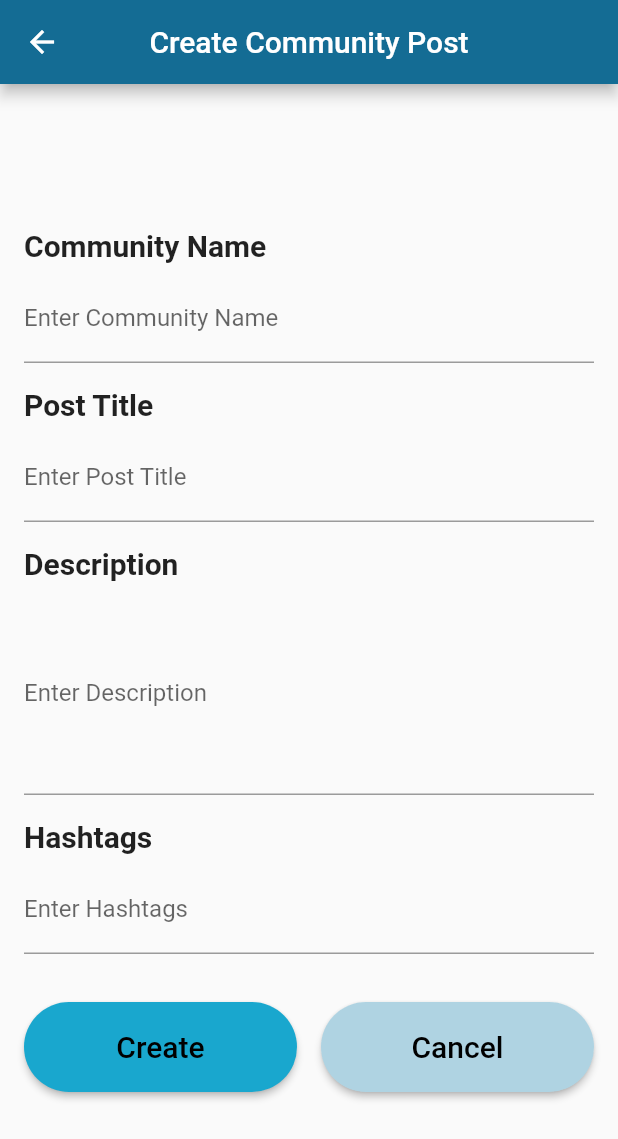
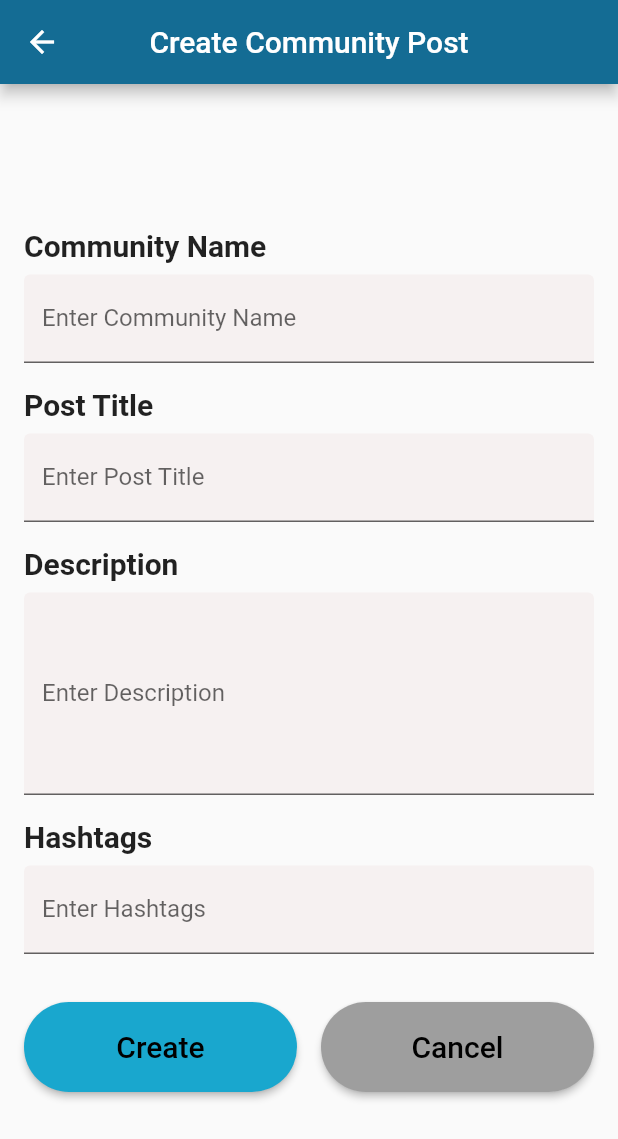
Before and after one commit to Harish3000/shades-app-flutter-project, a Flutter app: the CreatePostPage screen opened directly, on a phone screen of 412 x 824 dp. Shown: the top 1139 px of the screen. Run offline on Flutter 3.47's test engine with Material 2 defaults, Android fonts, the phone set to English and light mode, and no system bars; our stand-ins replace cloud_firestore, firebase_auth, firebase_core, flutter_rating_bar; accounts and stored records are empty.

```diff
--- a/shades/lib/features/community_mgt/create_post_page.dart
+++ b/shades/lib/features/community_mgt/create_post_page.dart
@@ -216,6 +216,8 @@
                     labelText: 'Enter Community Name',
                     hintText: 'Community Name',
                     hintStyle: TextStyle(fontSize: 16),
+                    fillColor: Color(0xFFF6F1F1), // Input field color
+                    filled: true,
                   ),
                 ),
                 SizedBox(height: 16),
@@ -230,6 +232,8 @@
                     labelText: 'Enter Post Title',
                     hintText: 'Post Title',
                     hintStyle: TextStyle(fontSize: 16),
+                    fillColor: Color(0xFFF6F1F1), // Input field color
+                    filled: true,
                   ),
                 ),
                 SizedBox(height: 16),
@@ -247,6 +251,8 @@
                     labelText: 'Enter Description',
                     hintText: 'Description',
                     hintStyle: TextStyle(fontSize: 16),
+                    fillColor: Color(0xFFF6F1F1), // Input field color
+                    filled: true,
                   ),
                 ),
                 SizedBox(height: 16),
@@ -261,6 +267,8 @@
                     labelText: 'Enter Hashtags',
                     hintText: 'Hashtags',
                     hintStyle: TextStyle(fontSize: 16),
+                    fillColor: Color(0xFFF6F1F1), // Input field color
+                    filled: true,
                   ),
                 ),
                 SizedBox(height: 32),
@@ -298,7 +306,7 @@
                               Navigator.of(context).pop();
                             },
                             style: ElevatedButton.styleFrom(
-                              primary: Color(0xFFAFD3E2),
+                              primary: Colors.grey,
                               shape: RoundedRectangleBorder(
                                 borderRadius: BorderRadius.circular(30),
                               ),
```
Also changed, not shown: shades/lib/features/community_mgt/UpdateCommunityPost.dart (+41 -25 lines), shades/assets/community/community images/l1.jpg (deleted), shades/assets/community/community images/l2.jpg, shades/assets/community/community images/l3.jpg (deleted).
